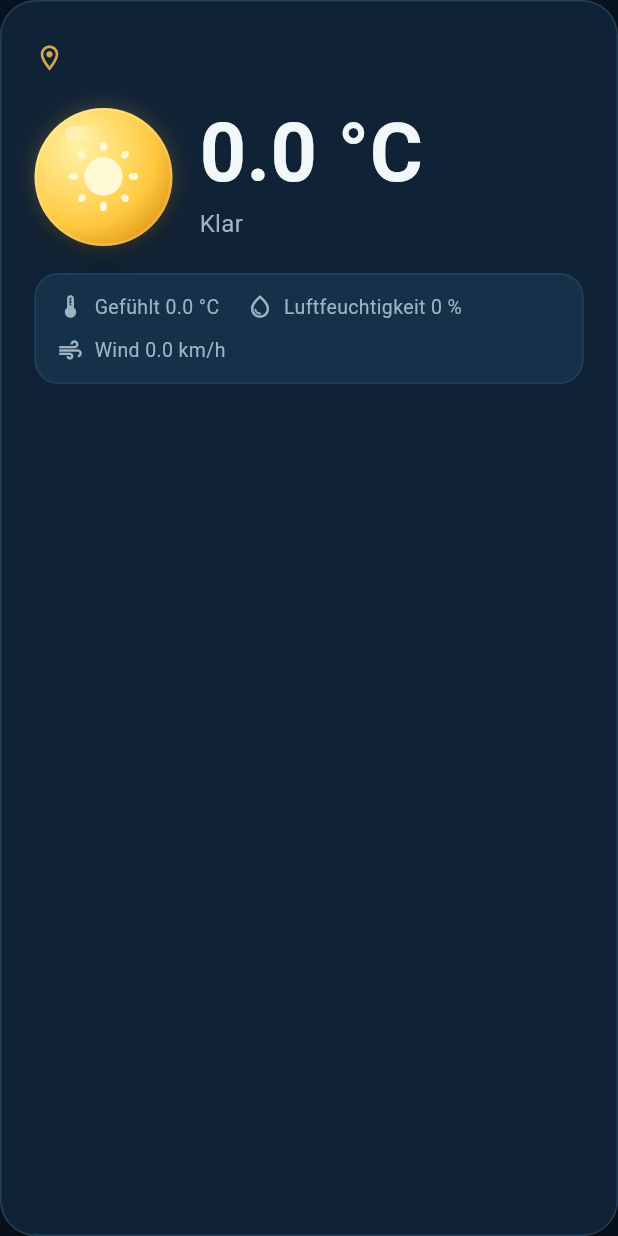
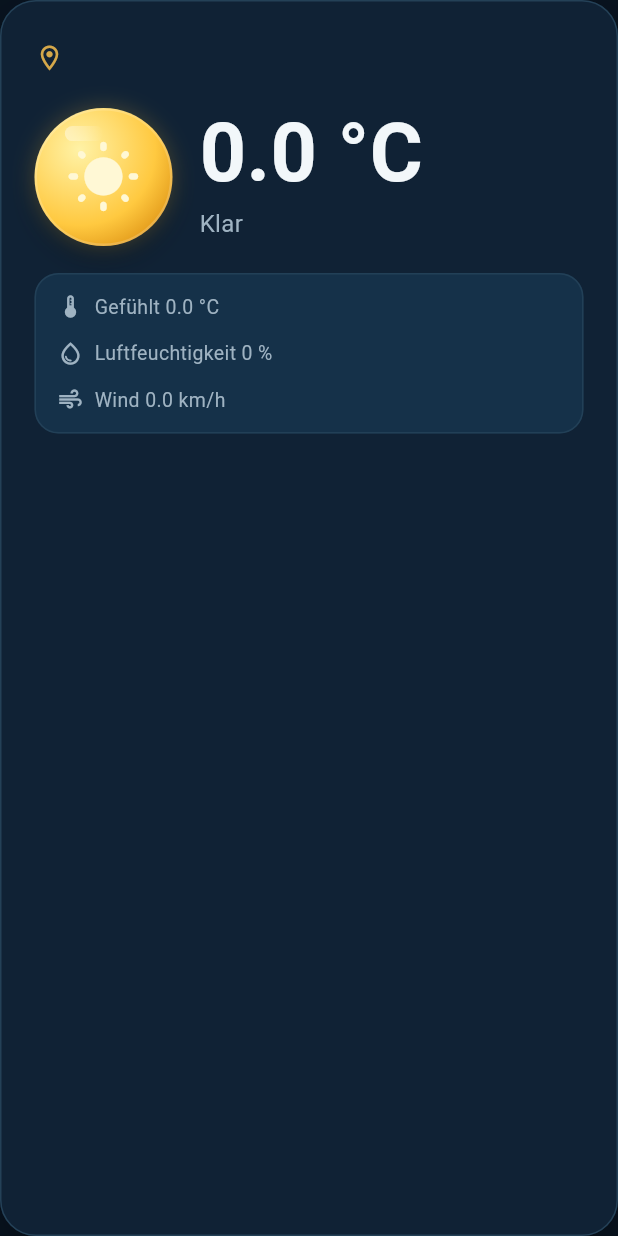
Before and after one commit to jarwe35/wetter_app_ortha, a Flutter app: the WeatherCard widget shown alone on an empty page, opened directly with empty values, on a phone screen of 412 x 824 dp. Run offline on Flutter 3.47's test engine with Material 3 defaults, Android fonts, the phone set to English and light mode, and no system bars; our stand-ins replace flutter_map, latlong2, shared_preferences; accounts and stored records are empty; network calls fail.

Commit message:
ORTHA METEO Wettermetadaten adaptiv gestaltet

```diff
--- a/lib/widgets/weather/current_weather_card.dart
+++ b/lib/widgets/weather/current_weather_card.dart
@@ -114,10 +114,11 @@ class WeatherCard extends StatelessWidget {
               borderRadius: BorderRadius.circular(16),
               border: Border.all(color: orthaBorder.withValues(alpha: 0.72)),
             ),
-            child: Wrap(
-              spacing: 18,
-              runSpacing: 10,
-              children: [
+            child: LayoutBuilder(
+              builder: (context, constraints) {
+                final compact = constraints.maxWidth < 360;
+
+                final items = [
                   _WeatherMetaItem(
                     icon: Icons.device_thermostat_outlined,
                     label:
@@ -132,7 +133,23 @@ class WeatherCard extends StatelessWidget {
                     label:
                         'Wind ${formatWindSpeed(data.windSpeed, unitSettings)}',
                   ),
+                ];
+
+                if (compact) {
+                  return Column(
+                    crossAxisAlignment: CrossAxisAlignment.start,
+                    children: [
+                      for (var index = 0; index < items.length; index++) ...[
+                        items[index],
+                        if (index < items.length - 1)
+                          const SizedBox(height: 12),
                       ],
+                    ],
+                  );
+                }
+
+                return Wrap(spacing: 18, runSpacing: 12, children: items);
+              },
             ),
           ),
         ],
```
Also changed, not shown: 1 other file. Lines whose indentation alone changed are shown as unchanged.
